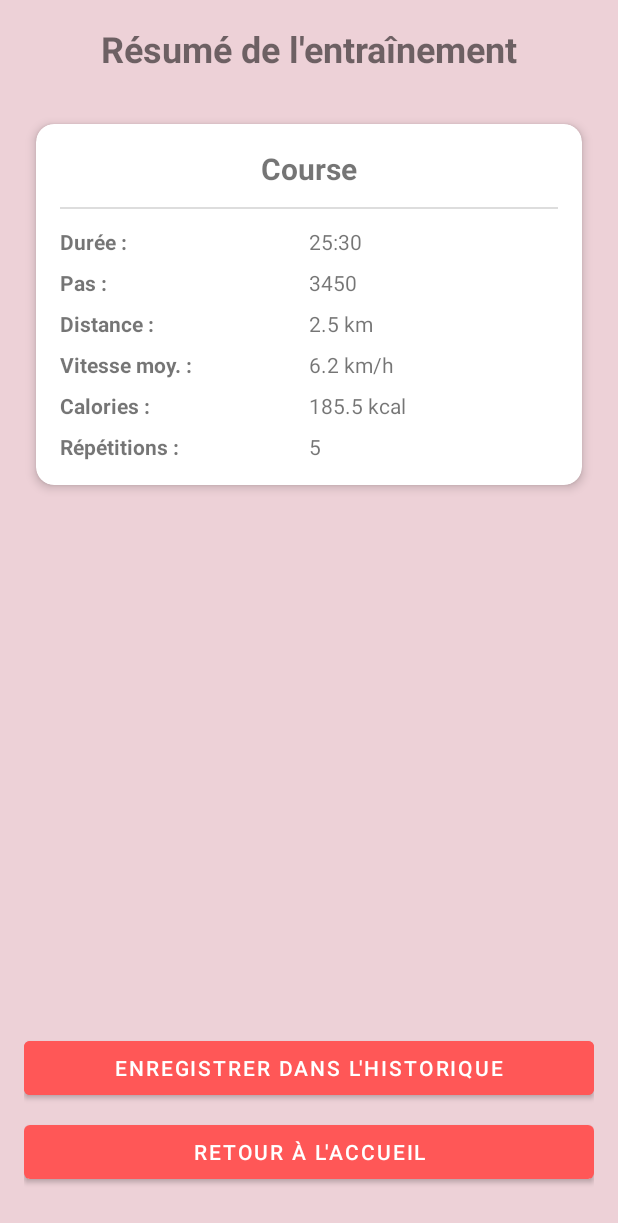
After one commit to Babalang/FitCoach, an Android app: the layout fragment_exercise_summary.xml on its own in the app's theme, with its tools: preview values and no code run, on a phone screen of 412 x 824 dp. The commit adds this screen. Shown: the top 1223 px of the screen. Run offline under Robolectric (Android 15) with nearby library versions, the phone set to English and light mode, and no system bars.

Commit message:
Fin exercice Résumé exercice Historique Maj page accueil

```diff
--- /dev/null
+++ b/app/src/main/res/layout/fragment_exercise_summary.xml
@@ -0,0 +1,205 @@
+<?xml version="1.0" encoding="utf-8"?>
+<androidx.constraintlayout.widget.ConstraintLayout xmlns:android="http://schemas.android.com/apk/res/android"
+    xmlns:app="http://schemas.android.com/apk/res-auto"
+    xmlns:tools="http://schemas.android.com/tools"
+    android:layout_width="match_parent"
+    android:layout_height="match_parent"
+    android:padding="16dp">
+
+    <TextView
+        android:id="@+id/tvSummaryTitle"
+        android:layout_width="wrap_content"
+        android:layout_height="wrap_content"
+        android:text="Résumé de l'entraînement"
+        android:textSize="24sp"
+        android:textStyle="bold"
+        app:layout_constraintEnd_toEndOf="parent"
+        app:layout_constraintStart_toStartOf="parent"
+        app:layout_constraintTop_toTopOf="parent" />
+
+    <androidx.cardview.widget.CardView
+        android:layout_width="match_parent"
+        android:layout_height="wrap_content"
+        android:layout_marginTop="24dp"
+        app:cardCornerRadius="12dp"
+        app:cardElevation="4dp"
+        app:cardUseCompatPadding="true"
+        app:layout_constraintEnd_toEndOf="parent"
+        app:layout_constraintStart_toStartOf="parent"
+        app:layout_constraintTop_toBottomOf="@+id/tvSummaryTitle">
+
+        <LinearLayout
+            android:layout_width="match_parent"
+            android:layout_height="wrap_content"
+            android:orientation="vertical"
+            android:padding="16dp">
+
+            <TextView
+                android:id="@+id/tvSportType"
+                android:layout_width="match_parent"
+                android:layout_height="wrap_content"
+                android:gravity="center"
+                android:textSize="20sp"
+                android:textStyle="bold"
+                tools:text="Course" />
+
+            <View
+                android:layout_width="match_parent"
+                android:layout_height="1dp"
+                android:layout_marginVertical="12dp"
+                android:background="#DDDDDD" />
+
+            <LinearLayout
+                android:layout_width="match_parent"
+                android:layout_height="wrap_content"
+                android:orientation="horizontal">
+
+                <TextView
+                    android:layout_width="0dp"
+                    android:layout_height="wrap_content"
+                    android:layout_weight="1"
+                    android:text="Durée :"
+                    android:textStyle="bold" />
+
+                <TextView
+                    android:id="@+id/tvDuration"
+                    android:layout_width="0dp"
+                    android:layout_height="wrap_content"
+                    android:layout_weight="1"
+                    tools:text="25:30" />
+            </LinearLayout>
+
+            <LinearLayout
+                android:layout_width="match_parent"
+                android:layout_height="wrap_content"
+                android:layout_marginTop="8dp"
+                android:orientation="horizontal">
+
+                <TextView
+                    android:layout_width="0dp"
+                    android:layout_height="wrap_content"
+                    android:layout_weight="1"
+                    android:text="Pas :"
+                    android:textStyle="bold" />
+
+                <TextView
+                    android:id="@+id/tvSteps"
+                    android:layout_width="0dp"
+                    android:layout_height="wrap_content"
+                    android:layout_weight="1"
+                    tools:text="3450" />
+            </LinearLayout>
+
+            <LinearLayout
+                android:layout_width="match_parent"
+                android:layout_height="wrap_content"
+                android:layout_marginTop="8dp"
+                android:orientation="horizontal">
+
+                <TextView
+                    android:layout_width="0dp"
+                    android:layout_height="wrap_content"
+                    android:layout_weight="1"
+                    android:text="Distance :"
+                    android:textStyle="bold" />
+
+                <TextView
+                    android:id="@+id/tvDistance"
+                    android:layout_width="0dp"
+                    android:layout_height="wrap_content"
+                    android:layout_weight="1"
+                    tools:text="2.5 km" />
+            </LinearLayout>
+
+            <LinearLayout
+                android:layout_width="match_parent"
+                android:layout_height="wrap_content"
+                android:layout_marginTop="8dp"
+                android:orientation="horizontal">
+
+                <TextView
+                    android:layout_width="0dp"
+                    android:layout_height="wrap_content"
+                    android:layout_weight="1"
+                    android:text="Vitesse moy. :"
+                    android:textStyle="bold" />
+
+                <TextView
+                    android:id="@+id/tvSpeed"
+                    android:layout_width="0dp"
+                    android:layout_height="wrap_content"
+                    android:layout_weight="1"
+                    tools:text="6.2 km/h" />
+            </LinearLayout>
+
+            <LinearLayout
+                android:layout_width="match_parent"
+                android:layout_height="wrap_content"
+                android:layout_marginTop="8dp"
+                android:orientation="horizontal">
+
+                <TextView
+                    android:layout_width="0dp"
+                    android:layout_height="wrap_content"
+                    android:layout_weight="1"
+                    android:text="Calories :"
+                    android:textStyle="bold" />
+
+                <TextView
+                    android:id="@+id/tvCalories"
+                    android:layout_width="0dp"
+                    android:layout_height="wrap_content"
+                    android:layout_weight="1"
+                    tools:text="185.5 kcal" />
+            </LinearLayout>
+
+            <LinearLayout
+                android:layout_width="match_parent"
+                android:layout_height="wrap_content"
+                android:layout_marginTop="8dp"
+                android:orientation="horizontal">
+
+                <TextView
+                    android:id="@+id/tvRepetitionLabel"
+                    android:layout_width="0dp"
+                    android:layout_height="wrap_content"
+                    android:layout_weight="1"
+                    android:text="Répétitions :"
+                    android:textStyle="bold"
+                    android:visibility="visible" />
+
+                <TextView
+                    android:id="@+id/tvRepetition"
+                    android:layout_width="0dp"
+                    android:layout_height="wrap_content"
+                    android:layout_weight="1"
+                    android:visibility="visible"
+                    tools:text="5" />
+            </LinearLayout>
+
+        </LinearLayout>
+
+    </androidx.cardview.widget.CardView>
+
+    <Button
+        android:id="@+id/btnSaveToHistory"
+        android:layout_width="match_parent"
+        android:layout_height="wrap_content"
+        android:layout_marginBottom="8dp"
+        android:text="Enregistrer dans l'historique"
+        android:backgroundTint="@color/colorPrimary"
+        app:layout_constraintBottom_toTopOf="@+id/btnBackToHome"
+        app:layout_constraintEnd_toEndOf="parent"
+        app:layout_constraintStart_toStartOf="parent" />
+
+    <Button
+        android:id="@+id/btnBackToHome"
+        android:layout_width="match_parent"
+        android:layout_height="wrap_content"
+        android:layout_marginBottom="16dp"
+        android:text="Retour à l'accueil"
+        app:layout_constraintBottom_toBottomOf="parent"
+        app:layout_constraintEnd_toEndOf="parent"
+        app:layout_constraintStart_toStartOf="parent" />
+
+</androidx.constraintlayout.widget.ConstraintLayout>
```
Also changed, not shown: app/src/main/AndroidManifest.xml (+3 -6 lines), app/src/main/java/com/example/fitcoach/Datas/AppDataManager.java (+69 -4 lines), app/src/main/java/com/example/fitcoach/Services/ExerciseService.java (+30 -13 lines), app/src/main/java/com/example/fitcoach/ui/Exercise/InExerciseFragment.java (+33 -20 lines), app/src/main/java/com/example/fitcoach/ui/history/Exercise.java (+27 -4 lines), app/src/main/java/com/example/fitcoach/ui/history/ExerciseSummaryFragment.java (added, +141 -0 lines), app/src/main/java/com/example/fitcoach/ui/history/HistoryFragment.java (+15 -10 lines), app/src/main/java/com/example/fitcoach/ui/home/HomeFragment.java (+26 -0 lines), app/src/main/res/navigation/mobile_navigation.xml (+25 -0 lines).
